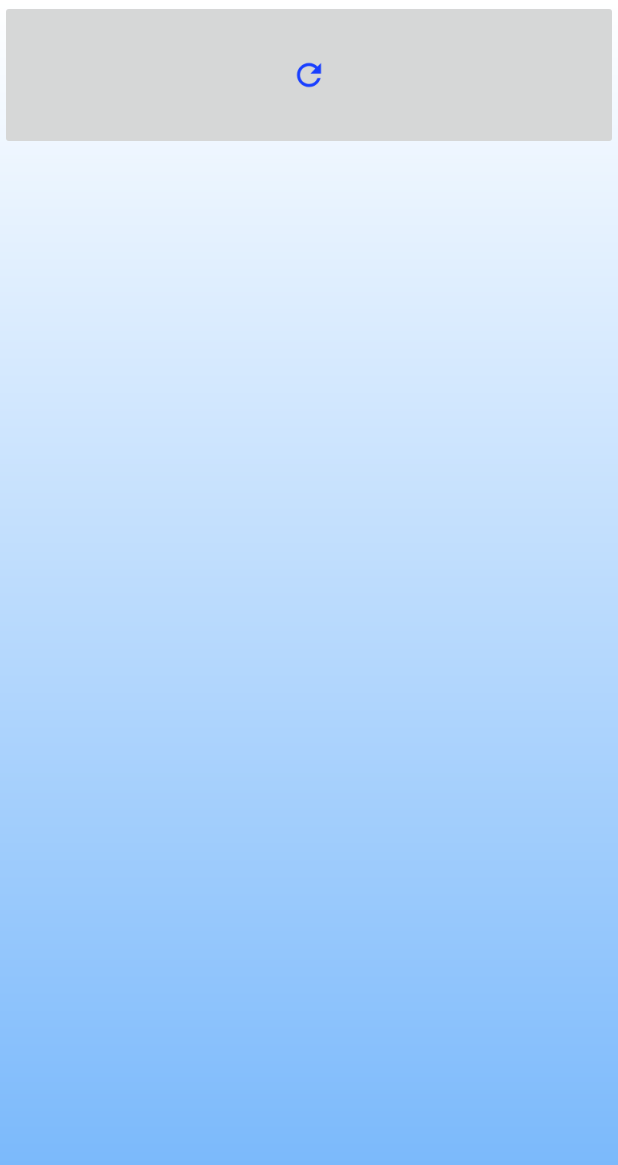
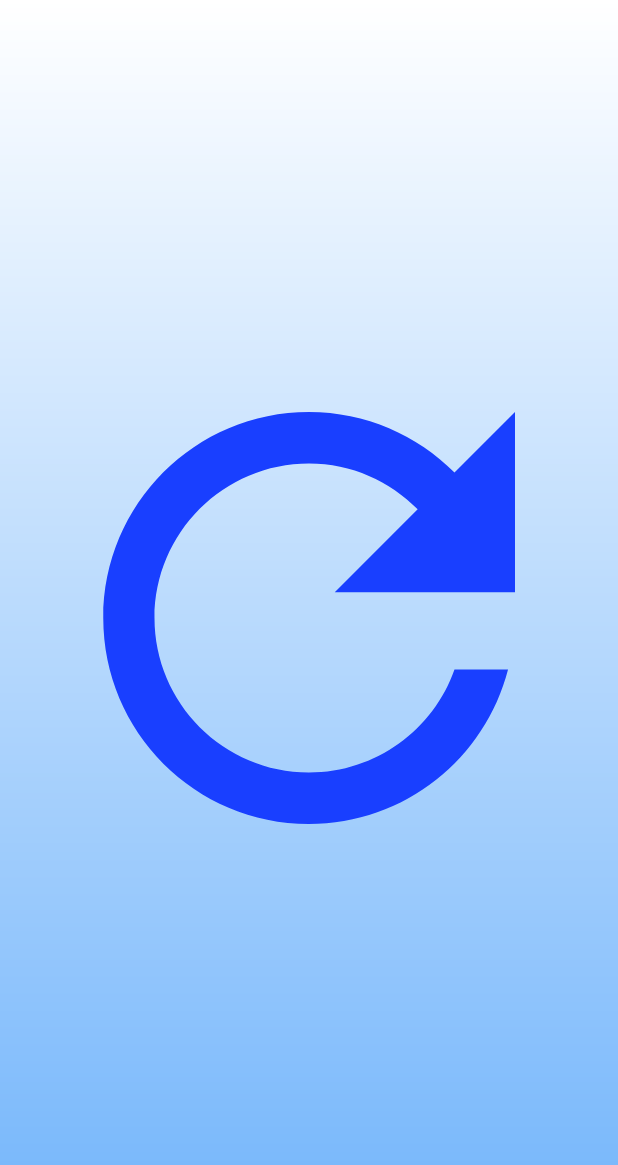
Before and after one commit to 222ZoDy222/WallpaperInstallApp, an Android app: the layout item_button_layout.xml on its own in the app's theme, with its tools: preview values and no code run, on a phone screen of 412 x 824 dp. Shown: the top 1165 px of the screen. Run offline under Robolectric (Android 15) with nearby library versions, the phone set to English and light mode, and no system bars.

Commit message:
Add web classes
1) Add webclasses
2) Add font Bicubik
3) Interface changes

```diff
--- a/app/build.gradle.kts
+++ b/app/build.gradle.kts
@@ -48,7 +48,8 @@ dependencies {
 
 
     // --- Glide --- //
-    //implementation("com.github.bumptech.glide:glide:4.16.0")
+    implementation("com.github.bumptech.glide:glide:4.16.0")
+    kapt("com.github.bumptech.glide:compiler:4.15.1")
     implementation("com.github.bumptech.glide:okhttp3-integration:4.15.1")
     //----------------//
 
--- a/app/src/main/java/com/zdy/wallpaperinstallapp/models/Repository/ImagesRepository.kt
+++ b/app/src/main/java/com/zdy/wallpaperinstallapp/models/Repository/ImagesRepository.kt
@@ -10,6 +10,8 @@ import com.bumptech.glide.request.transition.Transition
 import com.zdy.wallpaperinstallapp.DB.WallpaperDatabase
 import com.zdy.wallpaperinstallapp.models.Web.RetrofitInstance
 import com.zdy.wallpaperinstallapp.models.ObjectsDB.LocalWallpaper
+import com.zdy.wallpaperinstallapp.models.Web.SSL.GlideApp
+import com.zdy.wallpaperinstallapp.models.Web.SSL.UnsafeGlideModule
 
 class ImagesRepository(
     val db: WallpaperDatabase
@@ -38,7 +40,7 @@ class ImagesRepository(
 
         fun LoadBitmapByURL(context: Context, url : String, target : CustomTarget<Bitmap>){
 
-            Glide.with(context)
+            GlideApp.with(context)
                 .asBitmap()
                 .load(url)
                 .into(target)
--- a/app/src/main/java/com/zdy/wallpaperinstallapp/models/Web/API/ImagesAPI.kt
+++ b/app/src/main/java/com/zdy/wallpaperinstallapp/models/Web/API/ImagesAPI.kt
@@ -1,9 +1,8 @@
 package com.zdy.wallpaperinstallapp.models.Web.API
 
-import com.zdy.wallpaperinstallapp.models.ObjectsWeb.RequestImages
+import com.zdy.wallpaperinstallapp.models.Web.ObjectsWeb.RequestImages
 import retrofit2.Response
 import retrofit2.http.GET
-import retrofit2.http.POST
 import retrofit2.http.Query
 
 interface ImagesAPI {
--- /dev/null
+++ b/app/src/main/java/com/zdy/wallpaperinstallapp/models/Web/ObjectsWeb/CustomServerObjects/WebImage.kt
@@ -0,0 +1,6 @@
+package com.zdy.wallpaperinstallapp.models.Web.ObjectsWeb.CustomServerObjects
+
+data class WebImage(
+    val image_url: String,
+    val desc: String,
+)
--- a/app/src/main/java/com/zdy/wallpaperinstallapp/models/ObjectsWeb/Tag.kt
+++ b/app/src/main/java/com/zdy/wallpaperinstallapp/models/Web/ObjectsWeb/NekoImageObjects/Tag.kt
@@ -1,4 +1,4 @@
-package com.zdy.wallpaperinstallapp.models.ObjectsWeb
+package com.zdy.wallpaperinstallapp.models.Web.ObjectsWeb.NekoImageObjects
 
 data class Tag(
     val description: String,
--- a/app/src/main/res/layout/item_button_layout.xml
+++ b/app/src/main/res/layout/item_button_layout.xml
@@ -2,13 +2,14 @@
 <FrameLayout xmlns:android="http://schemas.android.com/apk/res/android"
     xmlns:tools="http://schemas.android.com/tools"
     android:layout_width="match_parent"
-    android:layout_height="wrap_content">
+    android:layout_height="match_parent">
 
     <ImageButton
         android:id="@+id/refresh_button"
         android:layout_width="match_parent"
-        android:layout_height="100dp"
-        android:src="@drawable/baseline_refresh_24"
-         />
+        android:layout_height="match_parent"
+        android:background="#00FFFFFF"
+        android:scaleType="fitCenter"
+        android:src="@drawable/baseline_refresh_24" />
 
 </FrameLayout>
--- a/app/src/main/res/values/colors.xml
+++ b/app/src/main/res/values/colors.xml
@@ -3,4 +3,5 @@
     <color name="black">#FF000000</color>
     <color name="white">#FFFFFFFF</color>
     <color name="bottomBackground">#73B5FB</color>
+    <color name="textColor">#171717</color>
 </resources>
--- a/app/src/main/res/values/strings.xml
+++ b/app/src/main/res/values/strings.xml
@@ -3,4 +3,5 @@
     <!-- TODO: Remove or change this placeholder text -->
     <string name="hello_blank_fragment">Hello blank fragment</string>
     <string name="background">test</string>
+    <string name="failedtoload">Failed to load images</string>
 </resources>
--- a/app/src/main/res/values/styles.xml
+++ b/app/src/main/res/values/styles.xml
@@ -5,6 +5,9 @@
         <!-- <item name="colorPrimary">@color/my_light_primary</item> -->
 
         <item name="android:windowBackground">@drawable/application_background</item>
+
+        <item name="android:textColor">@color/textColor</item>
+        <item name="fontFamily">@font/bicubik</item>
 
     </style>
 
```
Also changed, not shown: app/src/main/java/com/zdy/wallpaperinstallapp/WallpapersList/WebList/ViewModel/WallpaperListViewModel.kt (+3 -10 lines), app/src/main/java/com/zdy/wallpaperinstallapp/models/ObjectsWeb/RequestImages.kt (deleted, +0 -7 lines), app/src/main/java/com/zdy/wallpaperinstallapp/models/Web/ObjectsWeb/NekoImageObjects/NekoImage.kt (renamed from app/src/main/java/com/zdy/wallpaperinstallapp/models/ObjectsWeb/NekoImage.kt, +2 -6 lines), app/src/main/java/com/zdy/wallpaperinstallapp/models/Web/ObjectsWeb/RequestImages.kt (added, +8 -0 lines), app/src/main/res/layout/fragment_list.xml (+11 -8 lines), app/src/main/res/layout/item_image_layout.xml (+10 -10 lines), app/src/main/res/font/bicubik.otf (added).
